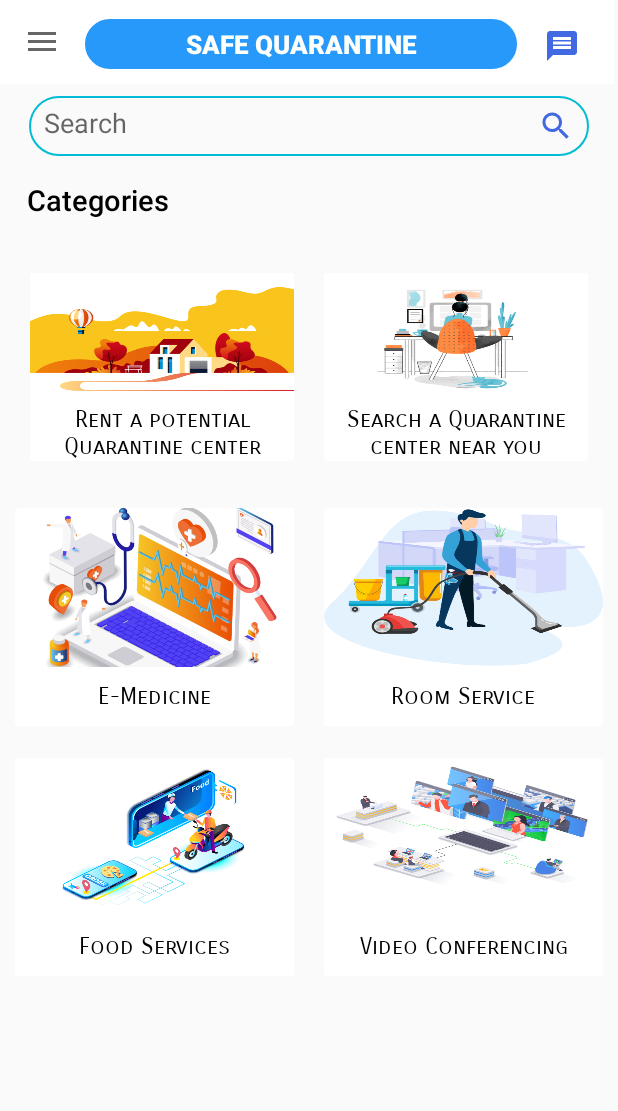
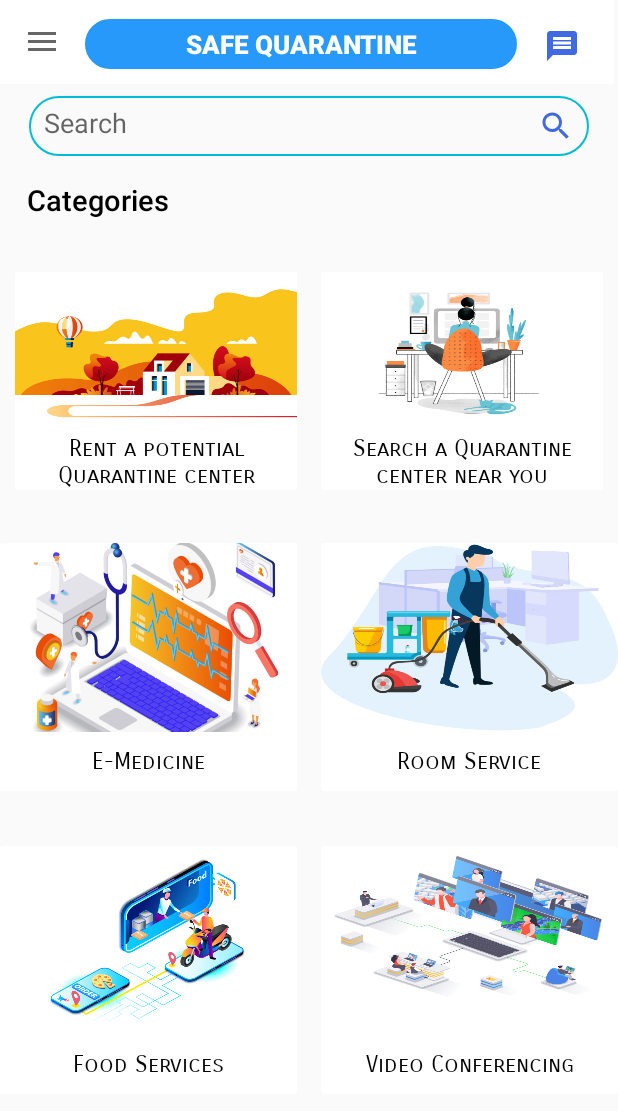
Before and after one commit to Innocect/QuarantineApp, an Android app: the homePageHamBurger screen opened directly, with no data from a screen before it, on a phone screen of 412 x 824 dp. Shown: the top 1111 px of the screen. Run offline under Robolectric (Android 15) with nearby library versions, the phone set to English and light mode, and no system bars; libraries missing offline, so code that uses them is left out: com.karumi.dexter, com.mikhaellopez.circularimageview.

Commit message:
clear the clutter

```diff
--- a/app/src/main/res/layout/home_page.xml
+++ b/app/src/main/res/layout/home_page.xml
@@ -21,10 +21,14 @@
         android:theme="@style/NavigationDrawerStyle"
         android:layout_gravity="start"
         />
+
+    <ScrollView
+        android:layout_width="wrap_content"
+        android:layout_height="wrap_content">
     <androidx.constraintlayout.widget.ConstraintLayout
         android:orientation="vertical"
         android:layout_width="match_parent"
-        android:layout_height="match_parent">
+        android:layout_height="wrap_content">
 
         <androidx.appcompat.widget.Toolbar
             android:id="@+id/toolbar"
@@ -109,7 +113,8 @@
                 android:id="@+id/linearLayout"
                 android:layout_width="0dp"
                 android:layout_height="165dp"
-            android:layout_marginTop="16dp"
+                android:layout_marginTop="25dp"
+                android:layout_marginBottom="25dp"
                 android:orientation="horizontal"
                 android:padding="10dp"
                 app:layout_constraintEnd_toEndOf="parent"
@@ -120,11 +125,12 @@
                     android:id="@+id/c1"
                     android:layout_width="0dp"
                     android:layout_height="match_parent"
-                android:layout_margin="10dp"
+                    android:layout_marginRight="8dp"
                     android:layout_weight="1"
                     android:background="@drawable/houses"
                     app:cardElevation="0dp"
-                app:cardMaxElevation="0dp" >
+                    app:cardMaxElevation="0dp"
+                    android:layout_marginEnd="8dp">
 
                     <RelativeLayout
                         android:layout_width="match_parent"
@@ -138,12 +144,12 @@
                             android:layout_alignParentRight="true"
                             android:layout_alignParentBottom="true"
                             android:layout_margin="0dp"
-                        android:padding="2dp"
-                        android:textSize="15sp"
                             android:fontFamily="sans-serif-smallcaps"
                             android:gravity="center"
+                            android:padding="2dp"
+                            android:text="@string/rent_a_potential_quarantine_center"
                             android:textColor="#000"
-                        android:text="@string/rent_a_potential_quarantine_center" />
+                            android:textSize="15sp" />
 
                         <ImageButton
                             android:id="@+id/houses"
@@ -172,10 +178,11 @@
                     android:id="@+id/c2"
                     android:layout_width="0dp"
                     android:layout_height="match_parent"
-                android:layout_margin="10dp"
+                    android:layout_marginLeft="8dp"
                     android:layout_weight="1"
                     app:cardElevation="0dp"
-                app:cardMaxElevation="0dp" >
+                    app:cardMaxElevation="0dp"
+                    android:layout_marginStart="8dp">
 
                     <RelativeLayout
                         android:layout_width="match_parent"
@@ -189,12 +196,12 @@
                             android:layout_alignParentRight="true"
                             android:layout_alignParentBottom="true"
                             android:layout_margin="0dp"
-                        android:padding="2dp"
-                        android:textSize="15sp"
                             android:fontFamily="sans-serif-smallcaps"
                             android:gravity="center"
+                            android:padding="2dp"
+                            android:text="@string/search_a_quarantine_center_near_you"
                             android:textColor="#000"
-                        android:text="@string/search_a_quarantine_center_near_you" />
+                            android:textSize="15sp" />
 
                         <ImageButton
                             android:id="@+id/search"
@@ -225,7 +232,8 @@
                 android:id="@+id/linearLayout2"
                 android:layout_width="0dp"
                 android:layout_height="165dp"
-            android:layout_marginTop="1dp"
+                android:layout_marginTop="25dp"
+                android:layout_marginBottom="25dp"
                 android:orientation="horizontal"
                 app:layout_constraintEnd_toEndOf="parent"
                 app:layout_constraintStart_toStartOf="parent"
@@ -235,11 +243,12 @@
                     android:id="@+id/c3"
                     android:layout_width="0dp"
                     android:layout_height="match_parent"
-                android:layout_margin="10dp"
+                    android:layout_marginRight="8dp"
                     android:layout_weight="1"
                     android:background="@drawable/houses"
                     app:cardElevation="0dp"
-                app:cardMaxElevation="0dp" >
+                    app:cardMaxElevation="0dp"
+                    android:layout_marginEnd="8dp">
 
                     <RelativeLayout
                         android:layout_width="match_parent"
@@ -253,12 +262,12 @@
                             android:layout_alignParentRight="true"
                             android:layout_alignParentBottom="true"
                             android:layout_margin="0dp"
-                        android:padding="2dp"
-                        android:textSize="15sp"
                             android:fontFamily="sans-serif-smallcaps"
                             android:gravity="center"
+                            android:padding="2dp"
+                            android:text="@string/e_medicine"
                             android:textColor="#000"
-                        android:text="@string/e_medicine" />
+                            android:textSize="15sp" />
 
                         <ImageButton
                             android:id="@+id/e_medicine"
@@ -287,10 +296,11 @@
                     android:id="@+id/c4"
                     android:layout_width="0dp"
                     android:layout_height="match_parent"
-                android:layout_margin="10dp"
+                    android:layout_marginLeft="8dp"
                     android:layout_weight="1"
                     app:cardElevation="0dp"
-                app:cardMaxElevation="0dp" >
+                    app:cardMaxElevation="0dp"
+                    android:layout_marginStart="8dp">
 
                     <RelativeLayout
                         android:layout_width="match_parent"
@@ -304,12 +314,12 @@
                             android:layout_alignParentRight="true"
                             android:layout_alignParentBottom="true"
                             android:layout_margin="0dp"
-                        android:padding="2dp"
-                        android:textSize="15sp"
                             android:fontFamily="sans-serif-smallcaps"
                             android:gravity="center"
+                            android:padding="2dp"
+                            android:text="@string/room_service"
                             android:textColor="#000"
-                        android:text="@string/room_service" />
+                            android:textSize="15sp" />
 
                         <ImageButton
                             android:id="@+id/room_service"
@@ -334,13 +344,12 @@
                 </androidx.cardview.widget.CardView>
 
 
-
             </LinearLayout>
 
             <LinearLayout
                 android:layout_width="0dp"
                 android:layout_height="165dp"
-            android:layout_marginTop="1dp"
+                android:layout_marginTop="36.5dp"
                 android:orientation="horizontal"
                 app:layout_constraintEnd_toEndOf="parent"
                 app:layout_constraintStart_toStartOf="parent"
@@ -350,11 +359,12 @@
                     android:id="@+id/c5"
                     android:layout_width="0dp"
                     android:layout_height="match_parent"
-                android:layout_margin="10dp"
+                    android:layout_marginRight="8dp"
                     android:layout_weight="1"
                     android:background="@drawable/houses"
                     app:cardElevation="0dp"
-                app:cardMaxElevation="0dp">
+                    app:cardMaxElevation="0dp"
+                    android:layout_marginEnd="8dp">
 
                     <RelativeLayout
                         android:layout_width="match_parent"
@@ -402,10 +412,11 @@
                     android:id="@+id/c6"
                     android:layout_width="0dp"
                     android:layout_height="match_parent"
-                android:layout_margin="10dp"
+                    android:layout_marginLeft="8dp"
                     android:layout_weight="1"
                     app:cardElevation="0dp"
-                app:cardMaxElevation="0dp">
+                    app:cardMaxElevation="0dp"
+                    android:layout_marginStart="8dp">
 
                     <RelativeLayout
                         android:layout_width="match_parent"
@@ -450,6 +461,10 @@
 
             </LinearLayout>
 
+
+
+
     </androidx.constraintlayout.widget.ConstraintLayout>
 
+    </ScrollView>
 </androidx.drawerlayout.widget.DrawerLayout>
```
Also changed, not shown: app/src/main/java/com/example/quarintineinternship/FindQuarintineMap.java (+99 -2 lines), app/src/main/java/com/example/quarintineinternship/splashScreen.java (+17 -19 lines), app/src/main/res/layout/content_find_quarintine_map.xml (+7 -5 lines). Lines whose indentation alone changed are shown as unchanged.
